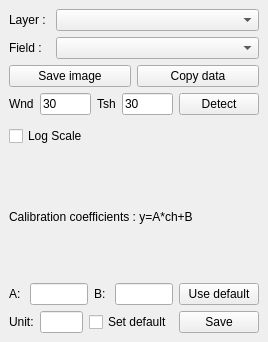
Before: the Qt Designer form qgisSpectre_dockwidget_base.ui in sickel/qgisSpectre, drawn with Qt 5.
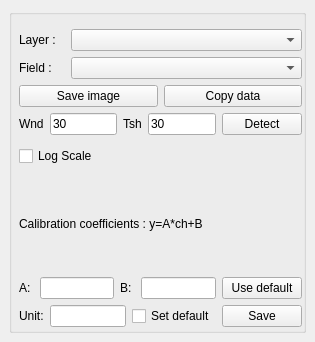
After: the same form once the commit is applied. Custom widgets are drawn as their Qt base class.

Commit message: Marking energies on log and linear spectre, no crash

```diff
--- a/qgisSpectre_dockwidget_base.ui
+++ b/qgisSpectre_dockwidget_base.ui
@@ -6,13 +6,13 @@
    <rect>
     <x>0</x>
     <y>0</y>
-    <width>268</width>
+    <width>315</width>
     <height>342</height>
    </rect>
   </property>
   <property name="minimumSize">
    <size>
-    <width>250</width>
+    <width>315</width>
     <height>342</height>
    </size>
   </property>
@@ -26,8 +26,36 @@
      <verstretch>0</verstretch>
     </sizepolicy>
    </property>
-   <layout class="QHBoxLayout" name="hlMain" stretch="1">
+   <layout class="QHBoxLayout" name="hlMain" stretch="0">
     <item>
+     <widget class="QGroupBox" name="groupBox">
+      <property name="enabled">
+       <bool>true</bool>
+      </property>
+      <property name="minimumSize">
+       <size>
+        <width>250</width>
+        <height>0</height>
+       </size>
+      </property>
+      <property name="maximumSize">
+       <size>
+        <width>300</width>
+        <height>16777215</height>
+       </size>
+      </property>
+      <property name="title">
+       <string/>
+      </property>
+      <widget class="QWidget" name="">
+       <property name="geometry">
+        <rect>
+         <x>10</x>
+         <y>20</y>
+         <width>283</width>
+         <height>298</height>
+        </rect>
+       </property>
      <layout class="QVBoxLayout" name="verticalLayout">
       <property name="sizeConstraint">
        <enum>QLayout::SetMaximumSize</enum>
@@ -203,6 +231,8 @@
        </layout>
       </item>
      </layout>
+      </widget>
+     </widget>
     </item>
    </layout>
   </widget>
```
Lines whose indentation alone changed are shown as unchanged. The commit also changes 1 other file.
